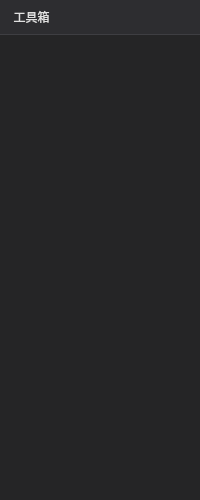
First picture: the form in DateVisionPlus/panels/toolboxpanel.ui, repository yangllllll/DateVsionPlus, before the edit.
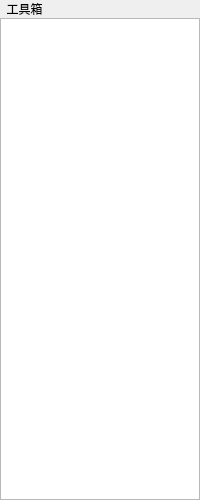
Second picture: the form after the edit. Custom widgets are drawn as their Qt base class.

Patch:
```diff
--- a/DateVisionPlus/panels/toolboxpanel.ui
+++ b/DateVisionPlus/panels/toolboxpanel.ui
@@ -31,9 +31,6 @@
    </property>
    <item>
     <widget class="QLabel" name="lblTitle">
-     <property name="styleSheet">
-      <string notr="true">QLabel { background: #2d2d30; color: #e0e0e0; padding: 8px 4px; border-bottom: 1px solid #3e3e42; }</string>
-     </property>
      <property name="text">
       <string>  工具箱</string>
      </property>
@@ -41,12 +38,6 @@
    </item>
    <item>
     <widget class="PluginTreeWidget" name="tree">
-     <property name="styleSheet">
-      <string notr="true">QTreeWidget { background: #252526; color: #cccccc; border: none; font-size: 12px; font-family: &quot;Microsoft YaHei&quot;; }
-QTreeWidget::item { padding: 4px 2px; }
-QTreeWidget::item:hover { background: #2a2d2e; }
-QTreeWidget::item:selected { background: #094771; }</string>
-     </property>
      <property name="headerHidden">
       <bool>true</bool>
      </property>
```
